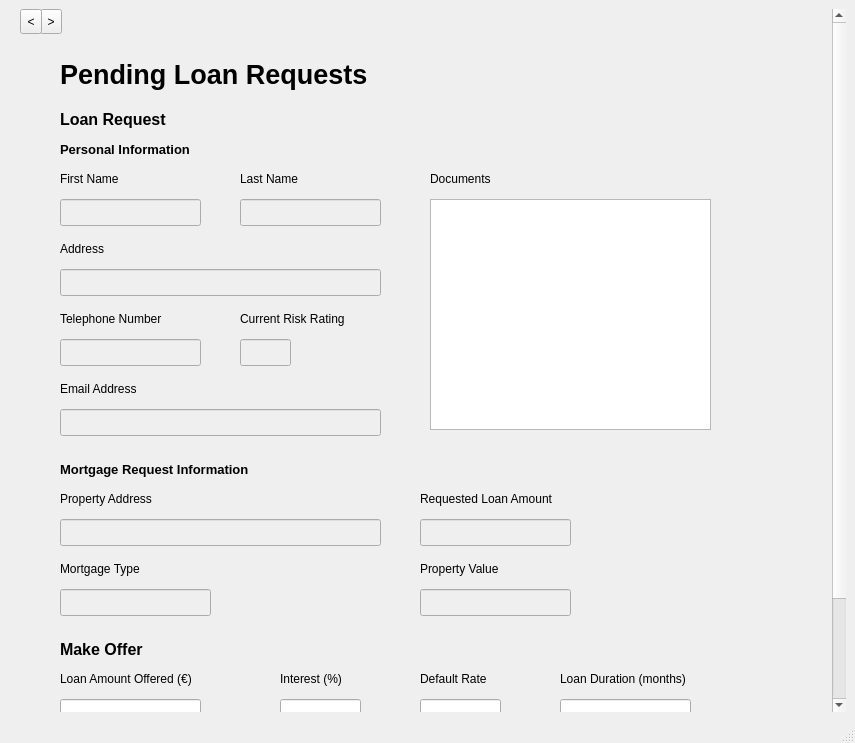
First picture: the form in ui/core.ui, repository Jumba/decentralized-mortgage-market, before the edit.
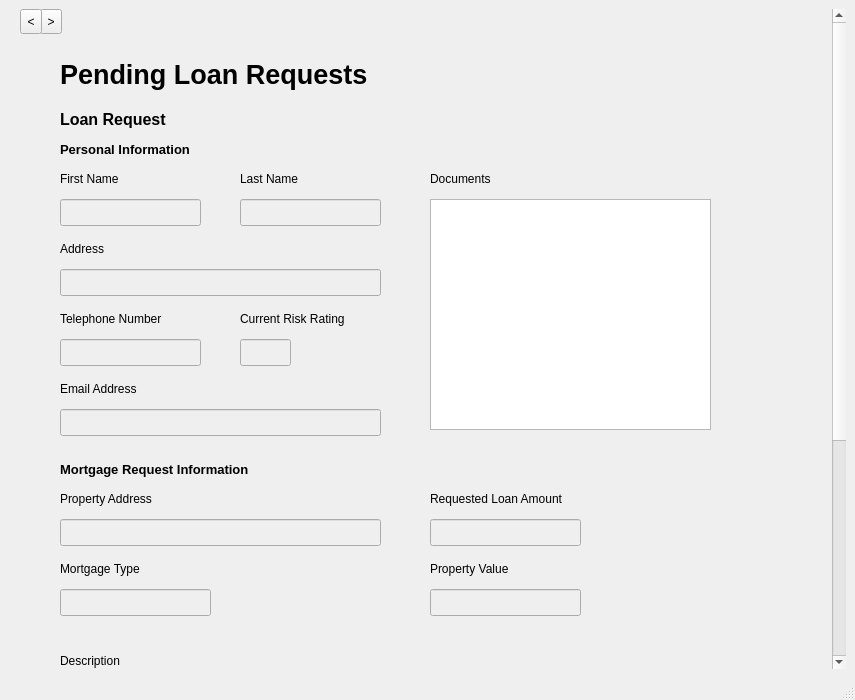
Second picture: the form after the edit. The open tabs and pages were chosen to show the change.

Commit message: Place loan request screen and changes to core.ui

```diff
--- a/ui/core.ui
+++ b/ui/core.ui
@@ -7,7 +7,7 @@
     <x>0</x>
     <y>0</y>
     <width>855</width>
-    <height>743</height>
+    <height>700</height>
    </rect>
   </property>
   <property name="windowTitle">
@@ -599,9 +599,9 @@
              <property name="geometry">
               <rect>
                <x>0</x>
-               <y>0</y>
+               <y>-367</y>
                <width>823</width>
-               <height>825</height>
+               <height>1000</height>
               </rect>
              </property>
              <layout class="QHBoxLayout" name="horizontalLayout_3">
@@ -634,7 +634,7 @@
                 <property name="sizeHint" stdset="0">
                  <size>
                   <width>1</width>
-                  <height>825</height>
+                  <height>1000</height>
                  </size>
                 </property>
                </spacer>
@@ -673,7 +673,7 @@
                  </property>
                  <property name="geometry">
                   <rect>
-                   <x>410</x>
+                   <x>420</x>
                    <y>580</y>
                    <width>151</width>
                    <height>27</height>
@@ -747,7 +747,7 @@
                 <widget class="QLabel" name="fiplr2_loan_amount_label">
                  <property name="geometry">
                   <rect>
-                   <x>410</x>
+                   <x>420</x>
                    <y>480</y>
                    <width>211</width>
                    <height>20</height>
@@ -780,7 +780,7 @@
                  <property name="geometry">
                   <rect>
                    <x>50</x>
-                   <y>690</y>
+                   <y>900</y>
                    <width>141</width>
                    <height>27</height>
                   </rect>
@@ -898,7 +898,7 @@
                  <property name="geometry">
                   <rect>
                    <x>550</x>
-                   <y>660</y>
+                   <y>870</y>
                    <width>141</width>
                    <height>20</height>
                   </rect>
@@ -919,7 +919,7 @@
                  </property>
                  <property name="geometry">
                   <rect>
-                   <x>410</x>
+                   <x>420</x>
                    <y>510</y>
                    <width>151</width>
                    <height>27</height>
@@ -930,7 +930,7 @@
                  <property name="geometry">
                   <rect>
                    <x>410</x>
-                   <y>690</y>
+                   <y>900</y>
                    <width>81</width>
                    <height>27</height>
                   </rect>
@@ -978,7 +978,7 @@
                  <property name="geometry">
                   <rect>
                    <x>550</x>
-                   <y>690</y>
+                   <y>900</y>
                    <width>131</width>
                    <height>27</height>
                   </rect>
@@ -1014,7 +1014,7 @@
                  <property name="geometry">
                   <rect>
                    <x>50</x>
-                   <y>660</y>
+                   <y>870</y>
                    <width>161</width>
                    <height>20</height>
                   </rect>
@@ -1033,7 +1033,7 @@
                  <property name="geometry">
                   <rect>
                    <x>270</x>
-                   <y>690</y>
+                   <y>900</y>
                    <width>81</width>
                    <height>27</height>
                   </rect>
@@ -1114,7 +1114,7 @@
                  <property name="geometry">
                   <rect>
                    <x>50</x>
-                   <y>630</y>
+                   <y>840</y>
                    <width>221</width>
                    <height>21</height>
                   </rect>
@@ -1160,7 +1160,7 @@
                  <property name="geometry">
                   <rect>
                    <x>410</x>
-                   <y>660</y>
+                   <y>870</y>
                    <width>141</width>
                    <height>20</height>
                   </rect>
@@ -1178,7 +1178,7 @@
                 <widget class="QLabel" name="fiplr2_property_value_label">
                  <property name="geometry">
                   <rect>
-                   <x>410</x>
+                   <x>420</x>
                    <y>550</y>
                    <width>370</width>
                    <height>20</height>
@@ -1224,7 +1224,7 @@
                  <property name="geometry">
                   <rect>
                    <x>270</x>
-                   <y>660</y>
+                   <y>870</y>
                    <width>141</width>
                    <height>20</height>
                   </rect>
@@ -1258,6 +1258,38 @@
                   <string>Mortgage Type</string>
                  </property>
                 </widget>
+                <widget class="QTextEdit" name="fiplr2_description_textedit">
+                 <property name="enabled">
+                  <bool>false</bool>
+                 </property>
+                 <property name="geometry">
+                  <rect>
+                   <x>50</x>
+                   <y>670</y>
+                   <width>651</width>
+                   <height>131</height>
+                  </rect>
+                 </property>
+                 <property name="styleSheet">
+                  <string notr="true">background-color: rgb(220, 220, 220)</string>
+                 </property>
+                 <property name="undoRedoEnabled">
+                  <bool>false</bool>
+                 </property>
+                </widget>
+                <widget class="QLabel" name="fiplr2_description_label">
+                 <property name="geometry">
+                  <rect>
+                   <x>50</x>
+                   <y>643</y>
+                   <width>131</width>
+                   <height>17</height>
+                  </rect>
+                 </property>
+                 <property name="text">
+                  <string>Description</string>
+                 </property>
+                </widget>
                </widget>
               </item>
              </layout>
```
Left out of the diff: 21 changed lines with no effect on the pictures. The commit also changes 2 other files.
